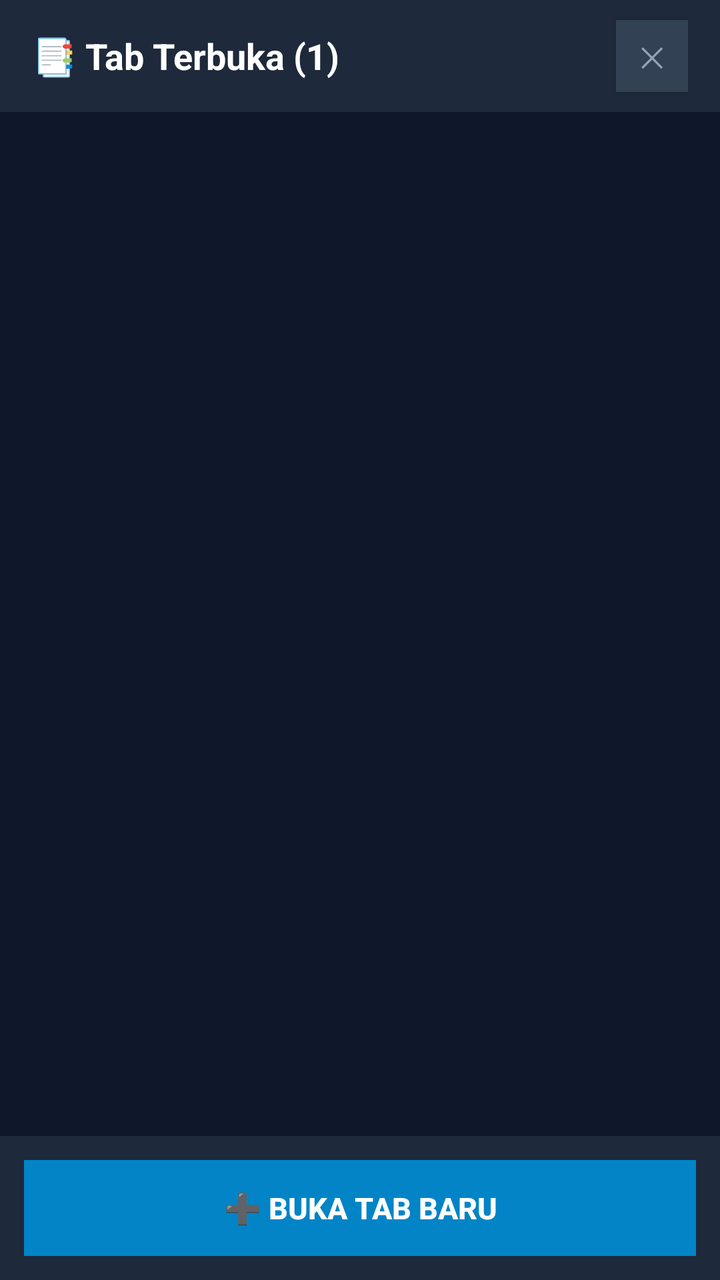
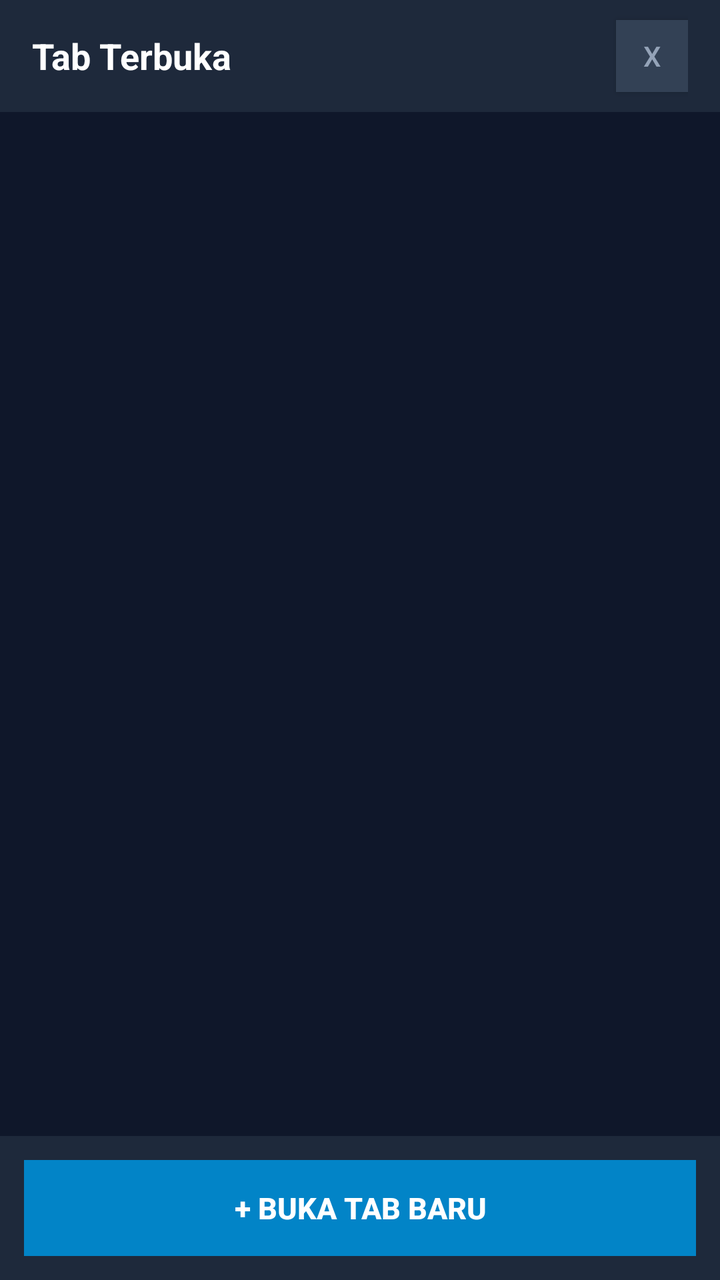

The first picture is an Android layout as it rendered before a commit; the second is the same layout after the commit. The layout source and the unified diff follow.
<!-- AndroidManifest.xml: application theme android:Theme.Material.NoActionBar -->
<!-- res/layout/dialog_tab_switcher.xml -->
<?xml version="1.0" encoding="utf-8"?>
<LinearLayout xmlns:android="http://schemas.android.com/apk/res/android"
    android:layout_width="match_parent"
    android:layout_height="match_parent"
    android:orientation="vertical"
    android:background="#0F172A">

    
    <LinearLayout
        android:layout_width="match_parent"
        android:layout_height="56dp"
        android:orientation="horizontal"
        android:gravity="center_vertical"
        android:background="#1E293B"
        android:paddingStart="16dp"
        android:paddingEnd="16dp">

        <TextView
            android:id="@+id/txtSwitcherTitle"
            android:layout_width="0dp"
            android:layout_height="wrap_content"
            android:layout_weight="1"
            android:text="📑 Tab Terbuka (1)"
            android:textColor="#FFFFFF"
            android:textSize="18sp"
            android:textStyle="bold" />

        <Button
            android:id="@+id/btnCloseSwitcher"
            android:layout_width="36dp"
            android:layout_height="36dp"
            android:text="✕"
            android:textColor="#94A3B8"
            android:background="#334155"
            android:textSize="14sp" />
    </LinearLayout>

    
    <ScrollView
        android:layout_width="match_parent"
        android:layout_height="0dp"
        android:layout_weight="1"
        android:padding="12dp">

        <LinearLayout
            android:id="@+id/tabCardsContainer"
            android:layout_width="match_parent"
            android:layout_height="wrap_content"
            android:orientation="vertical" />
    </ScrollView>

    
    <LinearLayout
        android:layout_width="match_parent"
        android:layout_height="wrap_content"
        android:padding="12dp"
        android:background="#1E293B">

        <Button
            android:id="@+id/btnAddNewTabFromSwitcher"
            android:layout_width="match_parent"
            android:layout_height="48dp"
            android:text="➕ Buka Tab Baru"
            android:textColor="#FFFFFF"
            android:background="#0284C7"
            android:textStyle="bold"
            android:textSize="15sp" />
    </LinearLayout>

</LinearLayout>
<!-- resources referenced by this layout -->
<resources>

</resources>

<!-- the commit's change to res/layout/dialog_tab_switcher.xml (unified diff, before → after) -->
@@ -20,7 +20,7 @@
             android:layout_width="0dp"
             android:layout_height="wrap_content"
             android:layout_weight="1"
-            android:text="📑 Tab Terbuka (1)"
+            android:text="Tab Terbuka"
             android:textColor="#FFFFFF"
             android:textSize="18sp"
             android:textStyle="bold" />
@@ -29,7 +29,7 @@
             android:id="@+id/btnCloseSwitcher"
             android:layout_width="36dp"
             android:layout_height="36dp"
-            android:text="✕"
+            android:text="X"
             android:textColor="#94A3B8"
             android:background="#334155"
             android:textSize="14sp" />
@@ -60,7 +60,7 @@
             android:id="@+id/btnAddNewTabFromSwitcher"
             android:layout_width="match_parent"
             android:layout_height="48dp"
-            android:text="➕ Buka Tab Baru"
+            android:text="+ Buka Tab Baru"
             android:textColor="#FFFFFF"
             android:background="#0284C7"
             android:textStyle="bold"
